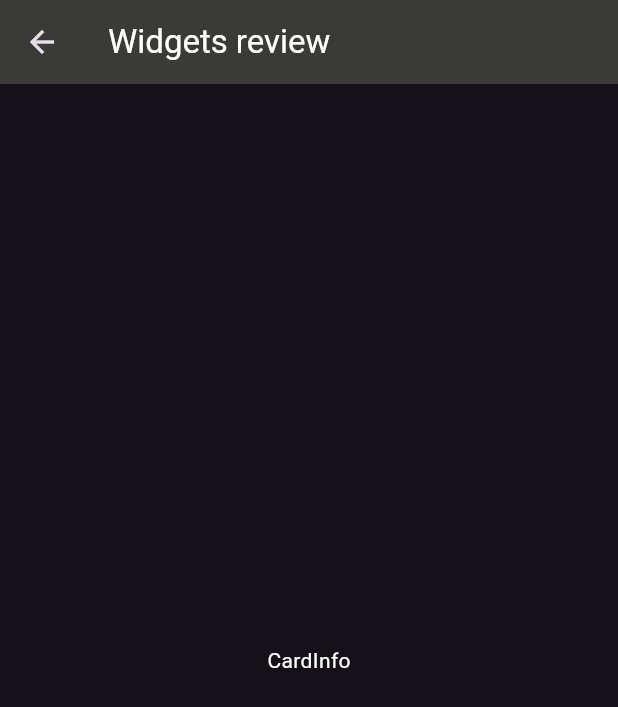
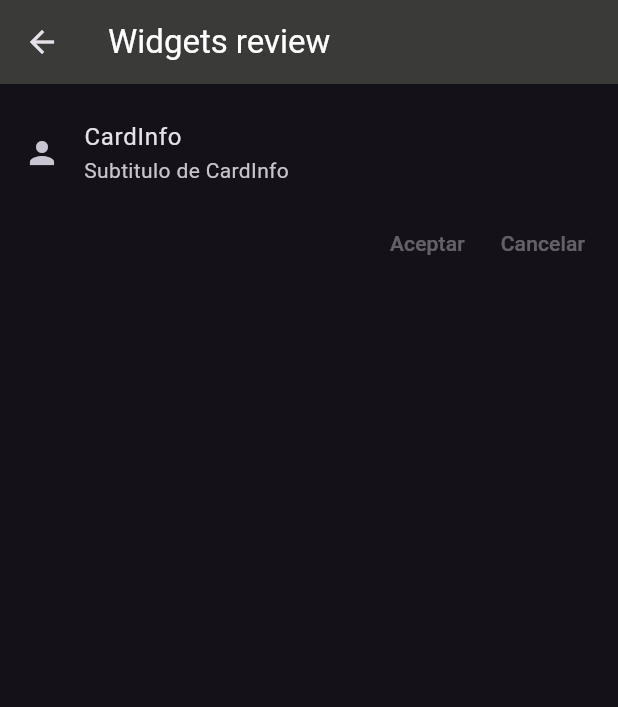
Before and after one commit to luisNova948/app_flutter, a Flutter app: the CardInfo screen opened by its route, on a phone screen of 412 x 824 dp. Shown: the top 707 px of the screen. Run offline on Flutter 3.47's test engine with Material 3 defaults, Android fonts, the light colour scheme and no system bars.

Commit message:
card, falta correccion

```diff
--- a/lib/main.dart
+++ b/lib/main.dart
@@ -21,7 +21,7 @@ class MyApp extends StatelessWidget {
       title: 'Flutter Demo',
       initialRoute: 'home',
       theme: ThemeApp.primaryTheme(),
-      routes:MyRoutes.routes
+      routes:MyRoutes.myRoutes()
     );
   }
 }
--- a/lib/screens/CardInfo.dart
+++ b/lib/screens/CardInfo.dart
@@ -10,9 +10,21 @@ class CardInfo extends StatelessWidget{
         appBar: AppBar(
             title: Text('Widgets review',style: TextStyle(color: Colors.white)
             )),
-        body: Center(
-          child: Text("CardInfo"),
-
+        body: ListView(
+            children: [
+              SizedBox(height: 10),
+              ListTile(leading: Icon(Icons.person),title:Text('CardInfo'),subtitle:Text('Subtitulo de CardInfo')),
+              Padding(
+                padding: const EdgeInsets.symmetric(horizontal: 10),
+                child: Row(
+                  mainAxisAlignment: MainAxisAlignment.end,
+                  children: [
+                    TextButton(onPressed: null, child: Text('Aceptar')),
+                    TextButton(onPressed: null, child: Text('Cancelar')),
+                  ],
+                ),
+              )
+            ],
         )
     );
   }
```
